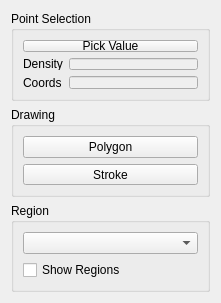
First picture: the form in plugins/Demo/cdemopluginpanel.ui, repository SindenDev/3dimviewer, before the edit.
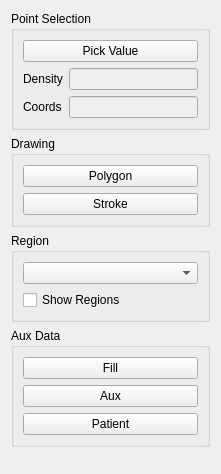
Second picture: the form after the edit.

Diff of the .ui file:
```diff
--- a/plugins/Demo/cdemopluginpanel.ui
+++ b/plugins/Demo/cdemopluginpanel.ui
@@ -7,7 +7,7 @@
     <x>0</x>
     <y>0</y>
     <width>221</width>
-    <height>303</height>
+    <height>474</height>
    </rect>
   </property>
   <property name="minimumSize">
@@ -149,6 +149,36 @@
      </layout>
     </widget>
    </item>
+   <item>
+    <widget class="QGroupBox" name="groupBox_4">
+     <property name="title">
+      <string>Aux Data</string>
+     </property>
+     <layout class="QVBoxLayout" name="verticalLayout_4">
+      <item>
+       <widget class="QPushButton" name="pushButtonUseModel">
+        <property name="text">
+         <string>Fill</string>
+        </property>
+       </widget>
+      </item>
+      <item>
+       <widget class="QPushButton" name="pushButtonAuxData">
+        <property name="text">
+         <string>Aux</string>
+        </property>
+       </widget>
+      </item>
+      <item>
+       <widget class="QPushButton" name="pushButtonPatientData">
+        <property name="text">
+         <string>Patient</string>
+        </property>
+       </widget>
+      </item>
+     </layout>
+    </widget>
+   </item>
    <item>
     <spacer name="verticalSpacer">
      <property name="orientation">
```
